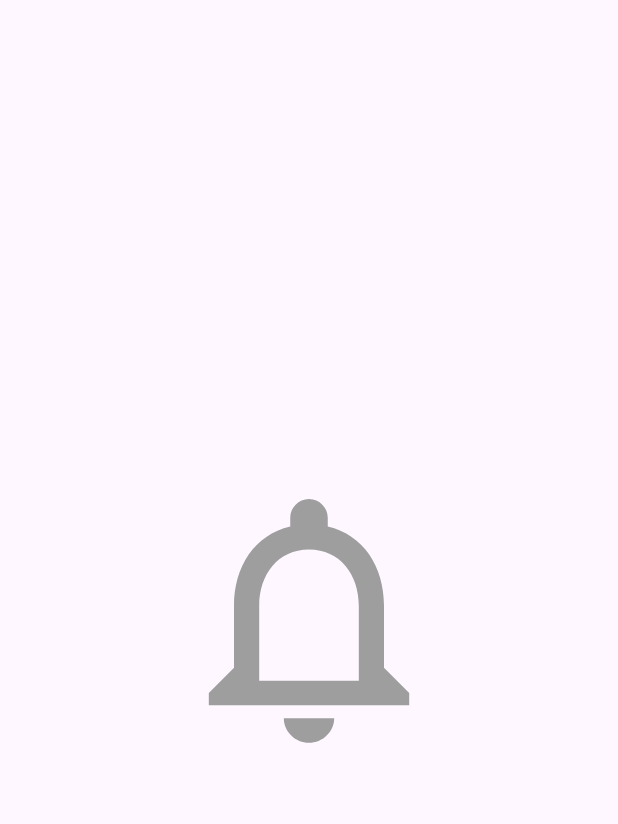
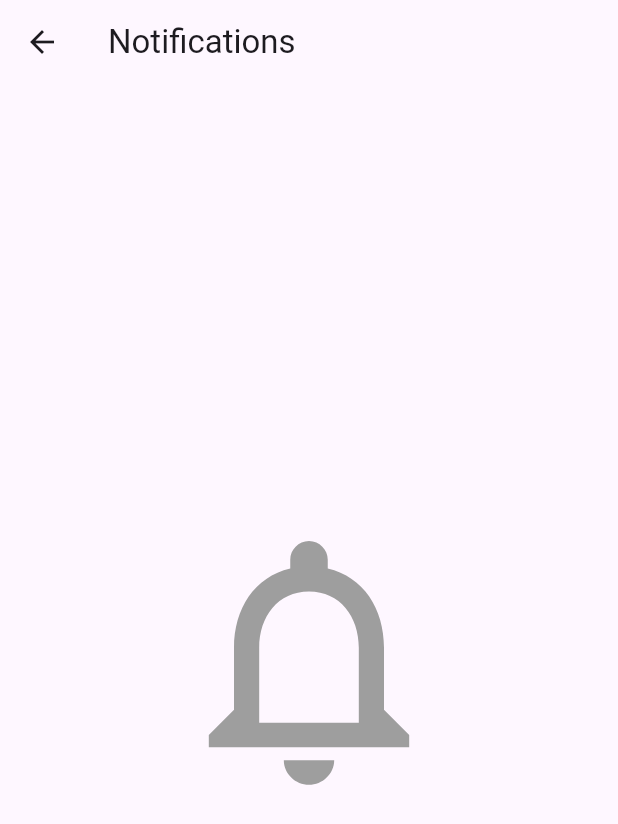
Before and after one commit to YGMonGit/m_share, a Flutter app: the Notifications screen opened directly, on a phone screen of 412 x 824 dp. Shown: the top 824 px of the screen. Run offline on Flutter 3.47's test engine with Material 3 defaults, Android fonts, the light colour scheme and no system bars; our stand-ins replace firebase_core, firebase_messaging, get, sqflite; accounts and stored records are empty.

Commit message:
notifications done with FirebaseMessaging

```diff
--- a/lib/notifications.dart
+++ b/lib/notifications.dart
@@ -1,16 +1,70 @@
 import 'package:flutter/material.dart';
+import 'package:firebase_messaging/firebase_messaging.dart';
 
-class Notifications extends StatelessWidget {
+class Notifications extends StatefulWidget {
   const Notifications({super.key});
 
   @override
+  _NotificationsState createState() => _NotificationsState();
+}
+
+class _NotificationsState extends State<Notifications> {
+  final List<RemoteMessage> _messages = [];
+
+  @override
+  void initState() {
+    super.initState();
+    FirebaseMessaging.instance.requestPermission();
+    FirebaseMessaging.instance.getToken().then((token) {
+      print("FCM Token: $token");
+    });
+
+    FirebaseMessaging.onMessage.listen((RemoteMessage message) {
+      if (message.notification != null) {
+        setState(() {
+          _messages.add(message);
+        });
+      }
+    });
+
+    FirebaseMessaging.onMessageOpenedApp.listen((RemoteMessage message) {
+      Navigator.push(
+        context,
+        MaterialPageRoute(
+          builder: (context) => const Notifications(),
+        ),
+      );
+    });
+  }
+
+  @override
   Widget build(BuildContext context) {
-    return const Scaffold(
-        body: Center(
-            child: Icon(
-      Icons.notifications_outlined,
-      size: 200.0,
-      color: Colors.grey,
-    )));
+    return Scaffold(
+      appBar: AppBar(
+        title: const Text('Notifications'),
+      ),
+      body: _messages.isEmpty
+          ? const Center(
+              child: Icon(
+                Icons.notifications_outlined,
+                size: 200.0,
+                color: Colors.grey,
+              ),
+            )
+          : ListView.builder(
+              itemCount: _messages.length,
+              itemBuilder: (context, index) {
+                final message = _messages[index];
+                return ListTile(
+                  title: Text(message.notification?.title ?? 'No Title'),
+                  subtitle: Text(message.notification?.body ?? 'No Body'),
+                  trailing: Text(
+                    message.sentTime?.toLocal().toString() ?? 'No Time',
+                    style: const TextStyle(fontSize: 12),
+                  ),
+                );
+              },
+            ),
+    );
   }
 }
--- a/pubspec.yaml
+++ b/pubspec.yaml
@@ -39,6 +39,8 @@ dependencies:
   sqflite: ^2.0.0+4
   path: ^1.8.0
   get: ^4.6.5
+  firebase_core: ^2.7.0
+  firebase_messaging: ^14.6.2
 
 dev_dependencies:
   flutter_test:
```
Also changed, not shown: lib/main.dart (+6 -1 lines), firebase.json (added), lib/firebase_options.dart (added), pubspec.lock, 7 other files.
